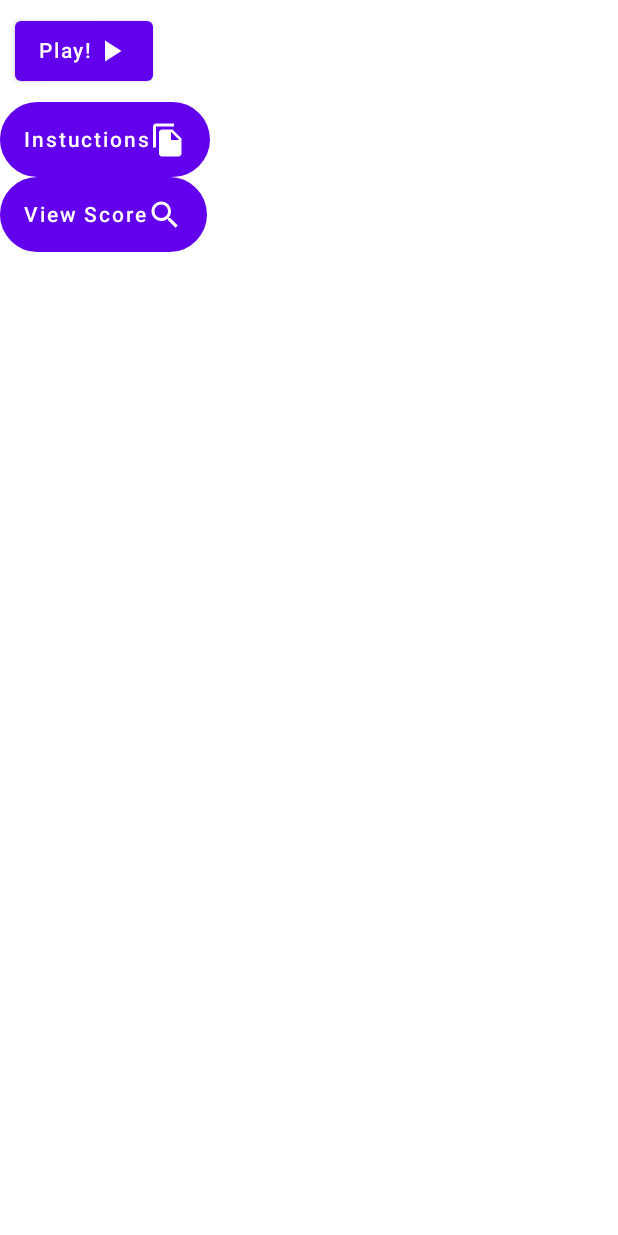
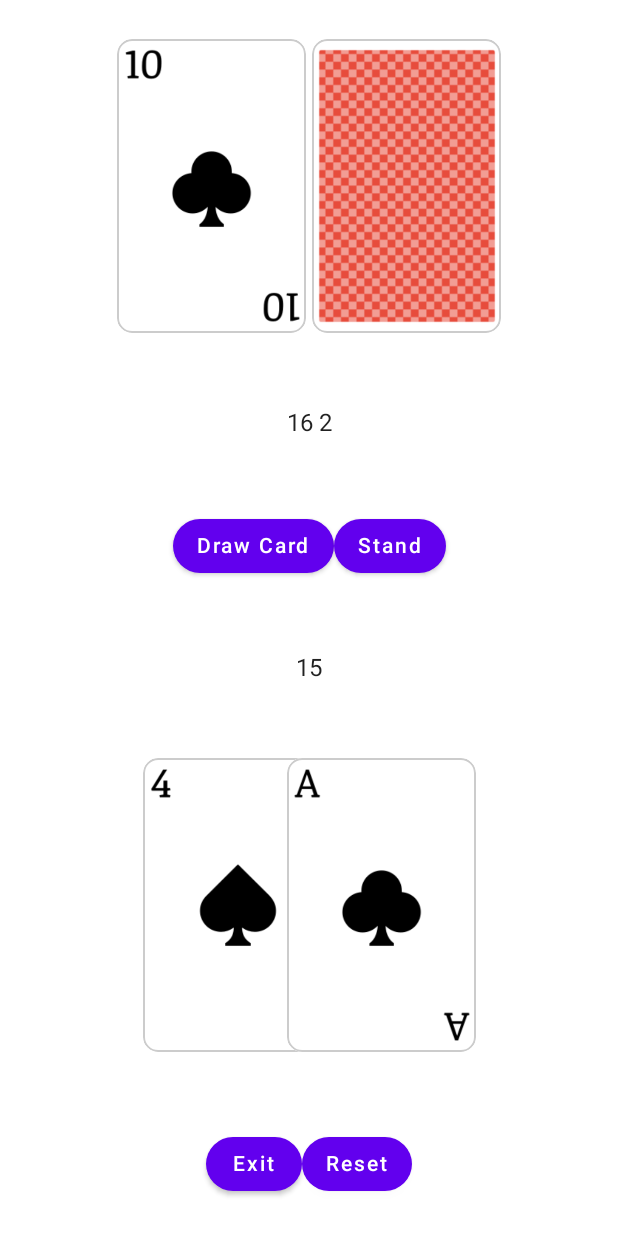
Before and after one commit to itiel-felix/21-blackjack-kotlin-compose, an Android app built with Jetpack Compose: the screen it shows after launch (MainActivity before the commit, GameActivity after it), after a tap on "Play!", on a phone screen of 412 x 824 dp. Run offline under Robolectric (Android 15) with nearby library versions, the phone set to English and light mode, and no system bars.

Commit message:
Almos finished, solo falta la interfaz principal y la base de datos

```diff
--- a/app/src/main/AndroidManifest.xml
+++ b/app/src/main/AndroidManifest.xml
@@ -12,6 +12,11 @@
         android:theme="@style/Theme.Examen1"
         tools:targetApi="31">
         <activity
+            android:name=".GameActivity"
+            android:exported="false"
+            android:label="@string/title_activity_game"
+            android:theme="@style/Theme.Examen1" />
+        <activity
             android:name=".MainActivity"
             android:exported="true"
             android:label="@string/app_name"
--- /dev/null
+++ b/app/src/main/java/com/itielfelix/examen1/GameActivity.kt
@@ -0,0 +1,298 @@
+package com.itielfelix.examen1
+
+import android.annotation.SuppressLint
+import android.content.Context
+import android.content.Intent
+import android.os.Bundle
+import android.view.RoundedCorner
+import android.widget.Toast
+import androidx.activity.ComponentActivity
+import androidx.activity.compose.setContent
+import androidx.compose.animation.*
+import androidx.compose.foundation.Image
+import androidx.compose.foundation.ScrollState
+import androidx.compose.foundation.border
+import androidx.compose.foundation.horizontalScroll
+import androidx.compose.foundation.layout.*
+import androidx.compose.foundation.lazy.LazyColumn
+import androidx.compose.foundation.lazy.LazyRow
+import androidx.compose.foundation.lazy.items
+import androidx.compose.foundation.shape.RoundedCornerShape
+import androidx.compose.material.*
+import androidx.compose.runtime.*
+import androidx.compose.runtime.saveable.rememberSaveable
+import androidx.compose.ui.Alignment
+import androidx.compose.ui.Modifier
+import androidx.compose.ui.draw.clip
+import androidx.compose.ui.graphics.Color
+import androidx.compose.ui.graphics.RectangleShape
+import androidx.compose.ui.graphics.TransformOrigin
+import androidx.compose.ui.layout.ContentScale
+import androidx.compose.ui.platform.LocalContext
+import androidx.compose.ui.res.painterResource
+import androidx.compose.ui.unit.dp
+import com.itielfelix.examen1.ui.theme.Examen1Theme
+var allCards  = mutableListOf("ha","h2","h3","h4","h5","h6","h7","h8","h9","h10","hj","hq","hk"
+    ,"sa","s2","s3","s4","s5","s6","s7","s8","s9","s10","sj","sq","sk"
+    ,"ca","c2","c3","c4","c5","c6","c7","c8","c9","c10","cj","cq","ck"
+    ,"da","d2","d3","d4","d5","d6","d7","d8","d9","d10","dj","dq","dk")
+var variableCards = allCards.toMutableList()
+var playerHand = mutableListOf<String>()
+var croupier = mutableListOf<String>()
+var first = true
+class GameActivity : ComponentActivity() {
+    override fun onCreate(savedInstanceState: Bundle?) {
+        super.onCreate(savedInstanceState)
+        setContent {
+            Examen1Theme {
+                // A surface container using the 'background' color from the theme
+                Surface(
+                    modifier = Modifier.fillMaxSize(),
+                    color = MaterialTheme.colors.background
+                ) {
+                    variableCards.shuffle()
+                    playerHand.add(variableCards.removeLast())
+                    playerHand.add(variableCards.removeLast())
+                    croupier.add(variableCards.removeLast())
+                    croupier.add(variableCards.removeLast())
+                    GameUI()
+                }
+            }
+        }
+    }
+
+
+    @OptIn(ExperimentalAnimationApi::class)
+    @SuppressLint("DiscouragedApi")
+    @Composable
+    fun GameUI() {
+        var winner by rememberSaveable{
+            mutableStateOf(false)
+        }
+        var cardModifier = Modifier
+            .height(200.dp)
+            .width(130.dp)
+            .padding(2.dp)
+            .clip(
+                RoundedCornerShape(8)
+            )
+            .border(1.dp, Color.LightGray, shape = RoundedCornerShape(8),)
+        val thisContext = LocalContext.current
+        val playerCards = remember { playerHand.toMutableStateList() }
+        val croupierCards = remember { croupier.toMutableStateList() }
+        var numCards by remember{ mutableStateOf( playerCards.size)}
+        var points by remember{ mutableStateOf(0) }
+        var reached21Points by remember { mutableStateOf(false)}
+        var stand by remember { mutableStateOf(false)}
+
+        var reset by remember { mutableStateOf(false)}
+        points = calculatePoints(playerCards)
+        reached21Points = !(points>21 || stand)
+        Column(Modifier.fillMaxSize(), horizontalAlignment = Alignment.CenterHorizontally, verticalArrangement = Arrangement.SpaceAround) {
+            Row(horizontalArrangement = Arrangement.Center){
+                Box(cardModifier){
+                    Image(
+                        painterResource(
+                            id = thisContext.resources.getIdentifier(
+                                croupierCards[0],
+                                "drawable",
+                                thisContext.packageName
+                            )
+                        ),
+                        contentDescription = "back_cover",
+                        contentScale = ContentScale.FillHeight,
+                        modifier = Modifier.height(200.dp)
+
+                    )
+                }
+                Row(Modifier.horizontalScroll(ScrollState(0)),horizontalArrangement = Arrangement.spacedBy((-30).dp)) {
+                    Box(cardModifier) {
+                        Image(
+                            painterResource(
+                                id = thisContext.resources.getIdentifier(
+                                    if (!stand) "back_cover" else croupierCards[1],
+                                    "drawable",
+                                    thisContext.packageName
+                                )
+                            ),
+                            contentDescription = "back_cover",
+                            contentScale = ContentScale.FillHeight,
+                            modifier = Modifier.height(200.dp)
+                        )
+                    }
+                    if (stand) {
+                        if (calculatePoints(croupierCards) < 17) croupierCards.add(variableCards.removeLast())
+                        if (croupierCards.size > 2){
+                            Box(cardModifier) {
+                                Image(
+                                    painterResource(
+                                        id = thisContext.resources.getIdentifier(
+                                            croupierCards[2],
+                                            "drawable",
+                                            thisContext.packageName
+                                        )
+                                    ),
+                                    contentDescription = "back_cover",
+                                    contentScale = ContentScale.FillHeight,
+                                    modifier = Modifier.height(200.dp)
+                                )
+                            }
+                            if (croupierCards.size > 3){
+                                Box(cardModifier) {
+                                    androidx.compose.foundation.Image(
+                                        androidx.compose.ui.res.painterResource(
+                                            id = thisContext.resources.getIdentifier(
+                                                croupierCards[3],
+                                                "drawable",
+                                                thisContext.packageName
+                                            )
+                                        ),
+                                        contentDescription = "back_cover",
+                                        contentScale = androidx.compose.ui.layout.ContentScale.FillHeight,
+                                        modifier = androidx.compose.ui.Modifier.height(200.dp)
+                                    )
+                                }
+
+                            }
+                        }
+                        if(winner == false) {
+                            Toast.makeText(
+                                thisContext,
+                                "Croupier " + calculatePoints(listCards = croupierCards).toString(),
+                                Toast.LENGTH_SHORT
+                            ).show()
+                            Toast.makeText(
+                                thisContext,
+                                "Player " + points.toString(),
+                                Toast.LENGTH_SHORT
+                            ).show()
+                            Toast.makeText(
+                                thisContext,
+                                chooseWinner(calculatePoints(listCards = croupierCards), points),
+                                Toast.LENGTH_SHORT
+                            ).show()
+                        }
+                        winner = true
+                    }
+                }
+            }
+            Text(calculatePoints(listCards = croupierCards).toString() +" "+ croupierCards.size.toString())
+            Row(
+                Modifier
+                    .fillMaxWidth()
+                    .wrapContentHeight(), horizontalArrangement = Arrangement.Center) {
+                Button(onClick = {
+                    playerCards.add(variableCards.removeLast())
+                    numCards = playerCards.size
+                },
+                    enabled = reached21Points, shape = RoundedCornerShape(50)
+                ) {
+                    Text("Draw Card")
+                }
+
+                Button(onClick = {
+                    stand = !stand
+                    reached21Points = false
+                }, shape = RoundedCornerShape(50),
+                    enabled = !stand) {
+                    Text(text = "Stand")
+                }
+            }
+            Text(points.toString())
+            LazyRow(horizontalArrangement = Arrangement.spacedBy((-34).dp)) {
+                items(playerCards) { card ->
+                    GenerateCard(thisContext = thisContext, card = card,cardModifier)
+                }
+            }
+            Row(){
+                Button(onClick = {
+                    playerHand.clear()
+                    croupier.clear()
+                finish()
+                }, shape = RoundedCornerShape(50)) {
+                    Text("Exit")
+                }
+                Button(onClick = {
+
+                    variableCards = allCards.toMutableList()
+                    variableCards.shuffle()
+                    playerHand.clear()
+                    croupierCards.clear()
+                    playerCards.clear()
+                    playerCards.add(variableCards.removeLast())
+                    playerCards.add(variableCards.removeLast())
+                    croupierCards.add(variableCards.removeLast())
+                    croupierCards.add(variableCards.removeLast())
+                    reached21Points = false
+                    stand = false
+                    winner = false
+                }, shape = RoundedCornerShape(50)) {
+                    Text(text = "Reset")
+                }
+            }
+        }
+    }
+
+    @OptIn(ExperimentalAnimationApi::class)
+    @Composable
+    fun GenerateCard(thisContext: Context, card: String, cardModifier:Modifier) {
+        var visible by remember { mutableStateOf(false) }
+            Box(cardModifier){
+                Image(
+                    painterResource(
+                        id = thisContext.resources.getIdentifier(
+                            card,
+                            "drawable",
+                            thisContext.packageName
+                        )
+                    ),
+                    contentDescription = "card",
+                    contentScale = ContentScale.FillHeight,
+                    modifier = Modifier.height(200.dp)
+                )
+            }
+    }
+}
+@Composable
+fun calculatePoints(listCards:MutableList<String>):Int{
+    val thisContext = LocalContext.current
+    var points = 0
+    var listOfLetterCards = mutableListOf<String>()
+    listCards.forEach{
+        if(it[1].isDigit()){
+            points+=if(it.length<=2){
+                        Integer.parseInt(it[1].toString())
+                    }else
+                        Integer.parseInt(it.substring(1))
+        }else{
+           if (it[1].toString()=="a"){
+               listOfLetterCards.add(it)
+           }else {
+               points+=10
+           }
+        }
+    }
+    listOfLetterCards.forEach{
+        if((points+11) >21){
+            points+=1
+        }else
+            points+=11
+    }
+    return points
+}
+
+fun chooseWinner(croupier:Int, player:Int):String{
+    var winner = ""
+    if(player>21){
+        winner = "Croupier"
+    }else{
+        if (croupier>21){
+            winner = "Player"
+        }
+        else{
+            if(croupier>player) winner = "Croupier"
+            else winner = "Player"
+        }
+    }
+    return "$winner has won!"
+}
--- a/app/src/main/java/com/itielfelix/examen1/MainActivity.kt
+++ b/app/src/main/java/com/itielfelix/examen1/MainActivity.kt
@@ -1,5 +1,6 @@
 package com.itielfelix.examen1
 
+import android.content.Intent
 import android.os.Bundle
 import androidx.activity.ComponentActivity
 import androidx.activity.compose.setContent
@@ -11,8 +12,10 @@ import androidx.compose.material.icons.filled.FileCopy
 import androidx.compose.material.icons.filled.PlayArrow
 import androidx.compose.material.icons.filled.Search
 import androidx.compose.runtime.Composable
+import androidx.compose.ui.Alignment
 import androidx.compose.ui.Modifier
 import androidx.compose.ui.draw.clip
+import androidx.compose.ui.platform.LocalContext
 import androidx.compose.ui.tooling.preview.Preview
 import androidx.compose.ui.unit.dp
 import com.itielfelix.examen1.ui.theme.Examen1Theme
@@ -37,22 +40,31 @@ class MainActivity : ComponentActivity() {
 
 @Composable
 fun UIMenu() {
-    val roundedCorners = Modifier.heightIn(50.dp).clip(RoundedCornerShape(40.dp))
-    Column(Modifier.fillMaxSize()){
+    val thisContext = LocalContext.current
+    val roundedCorners = Modifier
+        .heightIn(50.dp)
+        .clip(RoundedCornerShape(40.dp))
+    Column(Modifier.fillMaxSize(), horizontalAlignment = Alignment.CenterHorizontally){
         Column(Modifier.fillMaxWidth()) {
-            Button(onClick = {},roundedCorners.padding(10.dp)) {
+            Spacer(modifier = Modifier.padding(15.dp))
+            Button(onClick = {
+                val intent = Intent(thisContext, GameActivity::class.java);
+                thisContext.startActivity(intent)
+
+            },roundedCorners) {
                 Text("Play!")
                 Icon(imageVector = Icons.Default.PlayArrow, contentDescription = "PLay")
             }
+            Spacer(modifier = Modifier.padding(15.dp))
             Button(onClick = {},roundedCorners) {
                 Text("Instuctions")
                 Icon(imageVector = Icons.Default.FileCopy, contentDescription = "PLay")
             }
+            Spacer(modifier = Modifier.padding(15.dp))
             Button(onClick = {},roundedCorners) {
                  Text("View Score")
                 Icon(imageVector = Icons.Default.Search, contentDescription = "Score" )
             }
-
         }
     }
 }
--- a/app/src/main/res/values/strings.xml
+++ b/app/src/main/res/values/strings.xml
@@ -1,3 +1,4 @@
 <resources>
     <string name="app_name">Examen1</string>
+    <string name="title_activity_game">GameActivity</string>
 </resources>
```
